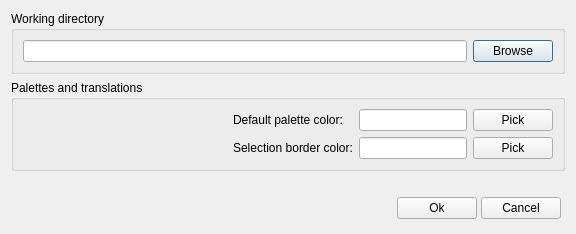
This is source/settingsdialog.ui in diasurgical/d1-graphics-tool as Qt 5 draws it before an edit. The edited form follows.
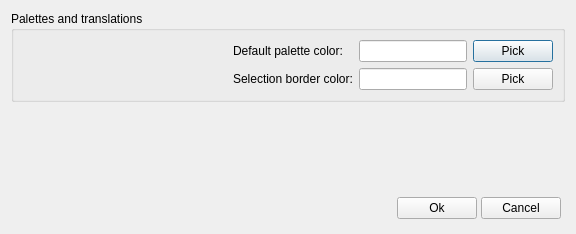
This is the edited form.

Commit message: store path to the last selected file and open the next dialog from there

The edit to the form file:
```diff
--- a/source/settingsdialog.ui
+++ b/source/settingsdialog.ui
@@ -14,47 +14,6 @@
    <string>Settings</string>
   </property>
   <layout class="QVBoxLayout" name="verticalLayout">
-   <item>
-    <widget class="QGroupBox" name="workingDirectoryGroupBox">
-     <property name="sizePolicy">
-      <sizepolicy hsizetype="Preferred" vsizetype="Preferred">
-       <horstretch>0</horstretch>
-       <verstretch>0</verstretch>
-      </sizepolicy>
-     </property>
-     <property name="minimumSize">
-      <size>
-       <width>0</width>
-       <height>0</height>
-      </size>
-     </property>
-     <property name="maximumSize">
-      <size>
-       <width>16777215</width>
-       <height>16777215</height>
-      </size>
-     </property>
-     <property name="title">
-      <string>Working directory</string>
-     </property>
-     <layout class="QHBoxLayout" name="horizontalLayout_4">
-      <item>
-       <widget class="QLineEdit" name="workingDirectoryEdit">
-        <property name="readOnly">
-         <bool>true</bool>
-        </property>
-       </widget>
-      </item>
-      <item>
-       <widget class="QPushButton" name="workingDirectoryBrowseButton">
-        <property name="text">
-         <string>Browse</string>
-        </property>
-       </widget>
-      </item>
-     </layout>
-    </widget>
-   </item>
    <item>
     <widget class="QGroupBox" name="paletteTranslationGroupBox">
      <property name="title">
```
The commit also changes 6 other files.
